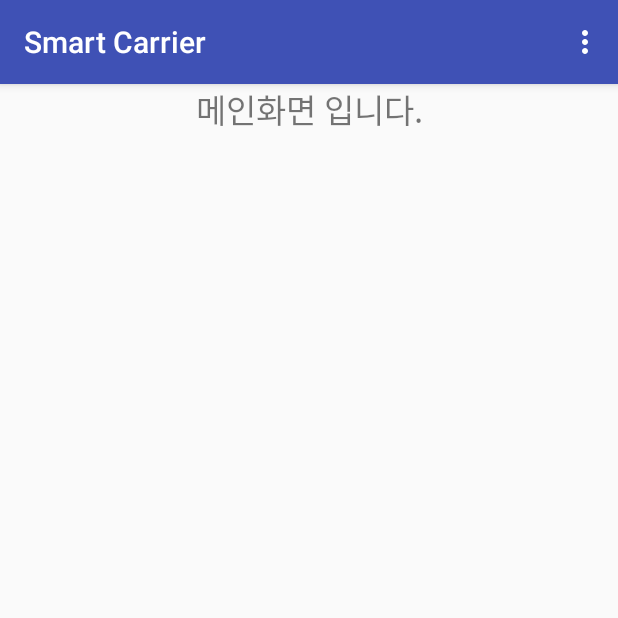
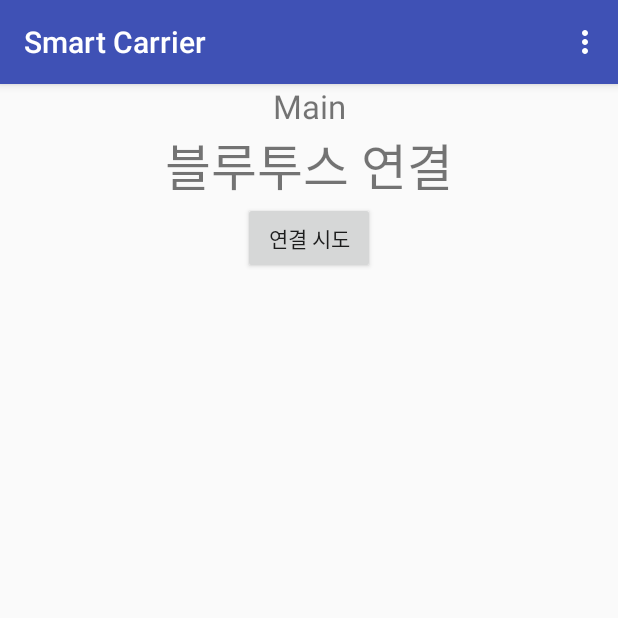
Before and after one commit to GnmG0908/WMC, an Android app: the screen it shows after launch (MainActivity), on a phone screen of 412 x 824 dp, the top half of it. Run offline under Robolectric (Android 15) with nearby library versions, the phone set to English and light mode, and no system bars.

Commit message:
Add MainXml
Add Bluetooth button

```diff
--- a/Android/app/src/main/AndroidManifest.xml
+++ b/Android/app/src/main/AndroidManifest.xml
@@ -4,6 +4,9 @@
 
     <uses-permission android:name="android.permission.INTERNET"/>
     <uses-permission android:name="android.permission.RECORD_AUDIO"/>
+    <uses-permission android:name="android.permission.BLUETOOTH"/>
+    <uses-permission android:name="android.permission.BLUETOOTH_ADMIN"/>
+
     <application
         android:allowBackup="true"
         android:icon="@mipmap/ic_launcher"
--- a/Android/app/src/main/java/com/example/jaehyung/seniorproject/MainActivity.java
+++ b/Android/app/src/main/java/com/example/jaehyung/seniorproject/MainActivity.java
@@ -1,14 +1,29 @@
 package com.example.jaehyung.seniorproject;
 
+import android.annotation.SuppressLint;
 import android.content.Intent;
 import android.os.Bundle;
+import android.os.Handler;
+import android.os.Message;
 import android.support.v7.app.AppCompatActivity;
 import android.view.Menu;
 import android.view.MenuInflater;
 import android.view.MenuItem;
+import android.view.View;
+import android.widget.Button;
 import android.widget.Toast;
 
 public class MainActivity extends AppCompatActivity {
+
+    Button conbtn;
+    private BluetoothService btService = null;
+
+    private final Handler mHandler = new Handler(){
+        @Override
+        public void handleMessage(Message msg){
+            super.handleMessage(msg);
+        }
+    };
 
     int BackButtonCounter =0;
     @Override
@@ -16,6 +31,13 @@ public class MainActivity extends AppCompatActivity {
         super.onCreate(savedInstanceState);
         BackButtonCounter =0;
         setContentView(R.layout.activity_main);
+        conbtn=(Button)findViewById(R.id.conbtn);
+        conbtn.setOnClickListener(new View.OnClickListener() {
+            @Override
+            public void onClick(View v) {
+                Toast.makeText(getApplicationContext(),"hello",Toast.LENGTH_LONG).show();
+            }
+        });
     }
 
     @Override
--- a/Android/app/src/main/res/layout/activity_main.xml
+++ b/Android/app/src/main/res/layout/activity_main.xml
@@ -1,6 +1,5 @@
 <?xml version="1.0" encoding="utf-8"?>
-<LinearLayout
-    xmlns:android="http://schemas.android.com/apk/res/android"
+<LinearLayout xmlns:android="http://schemas.android.com/apk/res/android"
     android:id="@+id/MainLayout"
     android:layout_width="match_parent"
     android:layout_height="match_parent"
@@ -9,7 +8,27 @@
     <TextView
         android:layout_width="match_parent"
         android:layout_height="wrap_content"
-        android:text="메인화면 입니다."
-        android:textSize="10pt"
-        android:gravity="center"/>
+        android:gravity="center"
+        android:text="Main"
+        android:textSize="10pt" />
+
+    <TextView
+        android:layout_width="match_parent"
+        android:layout_height="wrap_content"
+        android:gravity="center"
+        android:textSize="15pt"
+        android:text="블루투스 연결" />
+    <Button
+        android:layout_width="wrap_content"
+        android:layout_height="wrap_content"
+        android:layout_gravity="center"
+        android:id="@+id/conbtn"
+        android:text="연결 시도" />
+    <LinearLayout
+        android:layout_width="wrap_content"
+        android:layout_height="wrap_content"
+        android:layout_gravity="center"
+        android:orientation="horizontal">
+
+    </LinearLayout>
 </LinearLayout>
```
Also changed, not shown: Android/app/src/main/java/com/example/jaehyung/seniorproject/BluetoothService.java (added, +26 -0 lines), 2 other files.
